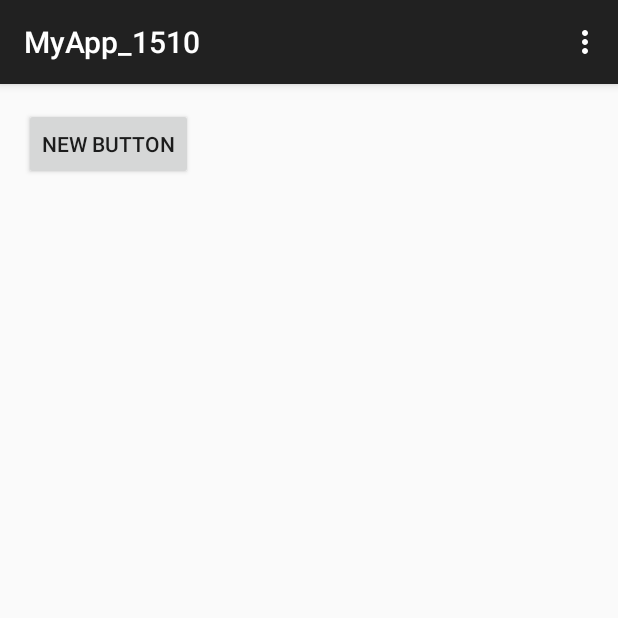
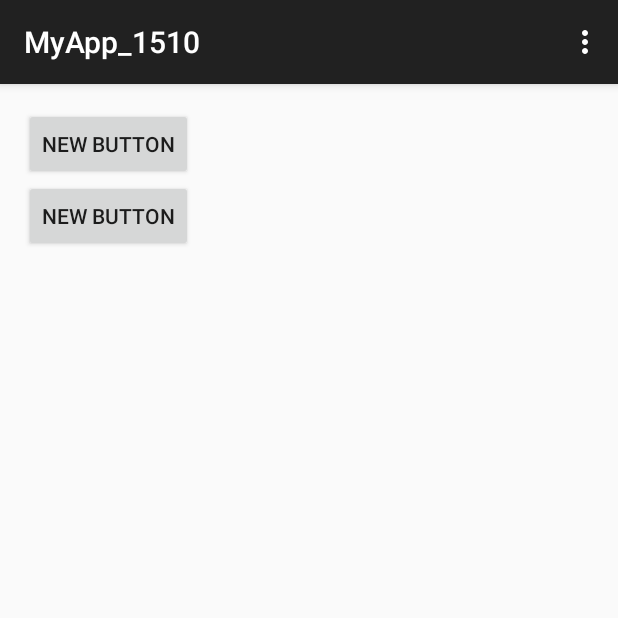
Before and after one commit to yangzoudreamer/MyFirstAndroidApp, an Android app: the screen it shows after launch (MainActivity), on a phone screen of 412 x 824 dp, the top half of it. Run offline under Robolectric (Android 15) with nearby library versions, the phone set to English and light mode, and no system bars.

Commit message:
second commit to github

```diff
--- a/app/src/main/res/layout/activity_main.xml
+++ b/app/src/main/res/layout/activity_main.xml
@@ -13,4 +13,12 @@
         android:id="@+id/send_btn"
         android:layout_alignParentTop="true"
         android:layout_alignParentStart="true" />
+
+    <Button
+        android:layout_width="wrap_content"
+        android:layout_height="wrap_content"
+        android:text="New Button"
+        android:id="@+id/button"
+        android:layout_below="@+id/send_btn"
+        android:layout_alignParentStart="true" />
 </RelativeLayout>
```
